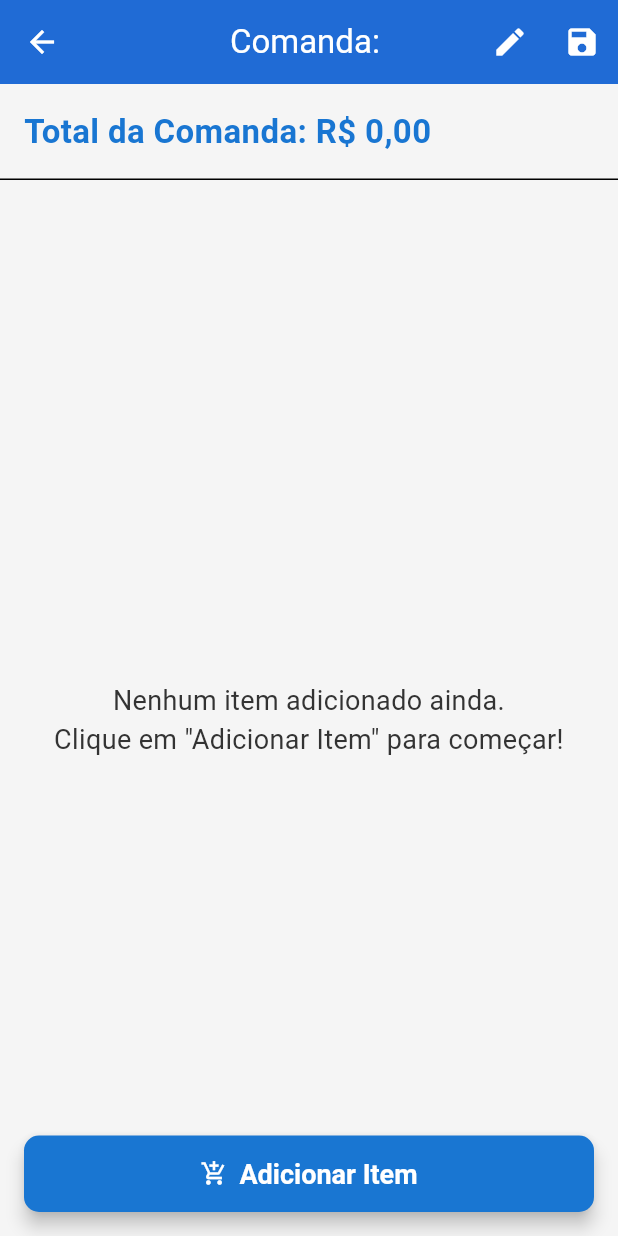
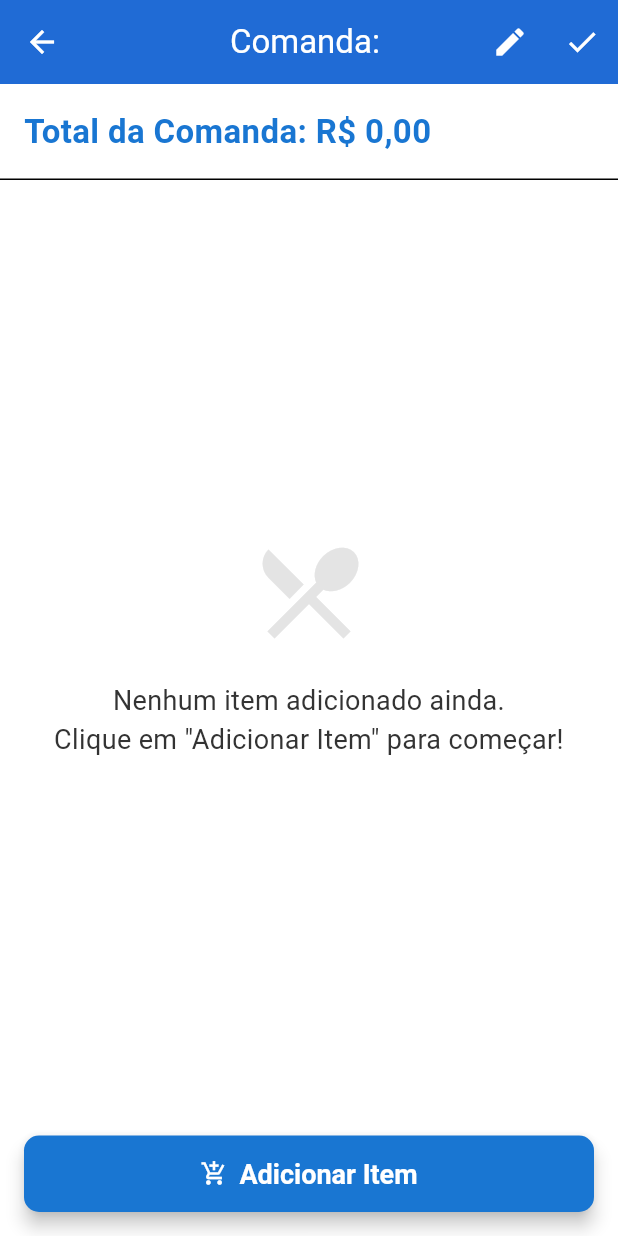
Before and after one commit to Brunofcrosa/comanda_app, a Flutter app: the EditarComandaPage screen opened directly with empty values, on a phone screen of 412 x 824 dp. Run offline on Flutter 3.47's test engine with Material 3 defaults, Android fonts, the phone set to English and light mode, and no system bars; our stand-ins replace image_picker, sqflite; accounts and stored records are empty.

Commit message:
first commit

```diff
--- a/lib/comandas/editarcomanda.dart
+++ b/lib/comandas/editarcomanda.dart
@@ -91,7 +91,7 @@ class _EditarComandaPageState extends State<EditarComandaPage> {
       if (mounted) {
         showSnackBarMessage(
           context,
-          'Item adicionado temporariamente. Salve a comanda para persistir.',
+          'Item adicionado temporariamente. Precisa Salvar!!!',
         );
       }
     }
@@ -104,7 +104,7 @@ class _EditarComandaPageState extends State<EditarComandaPage> {
     if (mounted) {
       showSnackBarMessage(
         context,
-        'Item removido temporariamente. Salve a comanda para persistir.',
+        'Item removido temporariamente. Precisa Salvar!!!',
       );
     }
   }
@@ -186,7 +186,7 @@ class _EditarComandaPageState extends State<EditarComandaPage> {
     ).format(_editingComanda.total);
 
     return Scaffold(
-      backgroundColor: ComandasApp.tertiaryGreyColor,
+      backgroundColor: Color(0xFFFFFFFF),
       appBar: AppBar(
         title: Text('Comanda: ${_editingComanda.nome}'),
         actions: [
@@ -196,7 +196,7 @@ class _EditarComandaPageState extends State<EditarComandaPage> {
             tooltip: 'Editar Nome da Comanda',
           ),
           IconButton(
-            icon: const Icon(Icons.save),
+            icon: const Icon(Icons.done),
             onPressed: _isLoading ? null : _saveComandaChanges,
             tooltip: _isLoading ? 'Salvando...' : 'Salvar Alterações',
           ),
@@ -228,7 +228,7 @@ class _EditarComandaPageState extends State<EditarComandaPage> {
                             mainAxisAlignment: MainAxisAlignment.center,
                             children: [
                               Icon(
-                                Icons.fastfood,
+                                Icons.local_dining,
                                 size: constraints.maxWidth > 600 ? 100 : 80,
                                 color: ComandasApp.tertiaryGreyColor
                                     .withOpacity(0.8),
--- a/lib/comandas/novo_item.dart
+++ b/lib/comandas/novo_item.dart
@@ -5,7 +5,6 @@ import 'package:flutter_comandas_app/utilitarios/utils.dart';
 import 'package:image_picker/image_picker.dart';
 import 'package:path_provider/path_provider.dart';
 import 'package:path/path.dart' as p;
-import 'package:flutter_comandas_app/main.dart';
 
 class AddItemForm extends StatefulWidget {
   const AddItemForm({super.key});
--- a/lib/main.dart
+++ b/lib/main.dart
@@ -15,7 +15,7 @@ class ComandasApp extends StatelessWidget {
 
   static const Color primaryCustomColor = Color(0xFF1976D2);
   static const Color secondaryTextColor = Color(0xFF333333);
-  static const Color tertiaryGreyColor = Color(0xFFF5F5F5);
+  static const Color tertiaryGreyColor = Color.fromARGB(255, 221, 221, 221);
   static const Color successColor = Color(0xFF4CAF50);
   static const Color errorColor = Color(0xFFD32F2F);
 
--- a/lib/pages/home/homepage.dart
+++ b/lib/pages/home/homepage.dart
@@ -1,7 +1,6 @@
 import 'package:flutter/material.dart';
 import 'package:flutter_comandas_app/pages/comanda/comanda.dart';
 import 'package:flutter_comandas_app/comandas/comprovantes.dart';
-import 'package:flutter_comandas_app/main.dart';
 
 class MainAppNavigator extends StatefulWidget {
   const MainAppNavigator({super.key});
--- a/lib/pages/login/cadastro.dart
+++ b/lib/pages/login/cadastro.dart
@@ -2,7 +2,6 @@ import 'package:flutter/material.dart';
 import 'package:flutter_comandas_app/modelos/usuario.dart';
 import 'package:flutter_comandas_app/servicos/database/banco_dados.dart';
 import 'package:flutter_comandas_app/utilitarios/utils.dart';
-import 'package:flutter_comandas_app/main.dart';
 
 class SignUpForm extends StatefulWidget {
   const SignUpForm({super.key});
@@ -104,7 +103,6 @@ class _SignUpFormState extends State<SignUpForm> {
                   keyboardType: TextInputType.name,
                   decoration: const InputDecoration(
                     labelText: 'Nome Completo',
-                    hintText: 'Seu nome e sobrenome',
                     prefixIcon: Icon(Icons.person),
                   ),
                   validator: (value) {
@@ -120,7 +118,6 @@ class _SignUpFormState extends State<SignUpForm> {
                   keyboardType: TextInputType.emailAddress,
                   decoration: const InputDecoration(
                     labelText: 'E-mail',
-                    hintText: 'seuemail@exemplo.com',
                     prefixIcon: Icon(Icons.email),
                   ),
                   validator: (value) {
@@ -142,7 +139,6 @@ class _SignUpFormState extends State<SignUpForm> {
                   obscureText: _obscurePassword,
                   decoration: InputDecoration(
                     labelText: 'Senha',
-                    hintText: '******',
                     prefixIcon: const Icon(Icons.lock),
                     suffixIcon: IconButton(
                       icon: Icon(
@@ -173,7 +169,6 @@ class _SignUpFormState extends State<SignUpForm> {
                   obscureText: _obscureConfirmPassword,
                   decoration: InputDecoration(
                     labelText: 'Confirmar Senha',
-                    hintText: '******',
                     prefixIcon: const Icon(Icons.lock),
                     suffixIcon: IconButton(
                       icon: Icon(
--- a/lib/pages/login/login.dart
+++ b/lib/pages/login/login.dart
@@ -4,7 +4,6 @@ import 'package:flutter_comandas_app/modelos/usuario.dart';
 import 'package:flutter_comandas_app/utilitarios/utils.dart';
 import 'package:flutter_comandas_app/pages/login/cadastro.dart';
 import 'package:flutter_comandas_app/pages/home/homepage.dart';
-import 'package:flutter_comandas_app/main.dart';
 
 class LoginPage extends StatefulWidget {
   const LoginPage({super.key});
@@ -99,7 +98,6 @@ class _LoginPageState extends State<LoginPage> {
                   keyboardType: TextInputType.emailAddress,
                   decoration: const InputDecoration(
                     labelText: 'E-mail',
-                    hintText: 'seuemail@exemplo.com',
                     prefixIcon: Icon(Icons.email),
                   ),
                   validator: (value) {
```
Also changed, not shown: lib/comandas/card_item_comanda.dart (+6 -6 lines).
